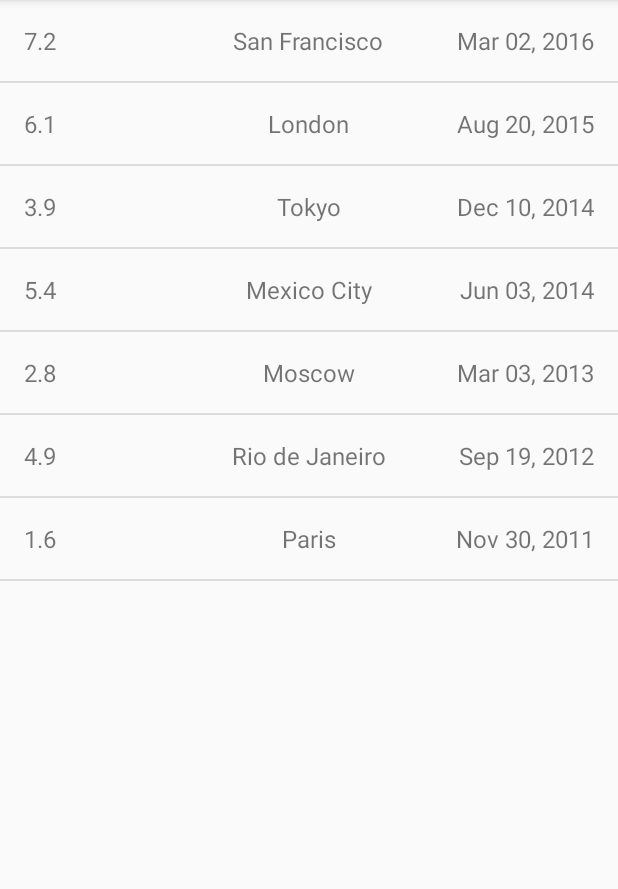
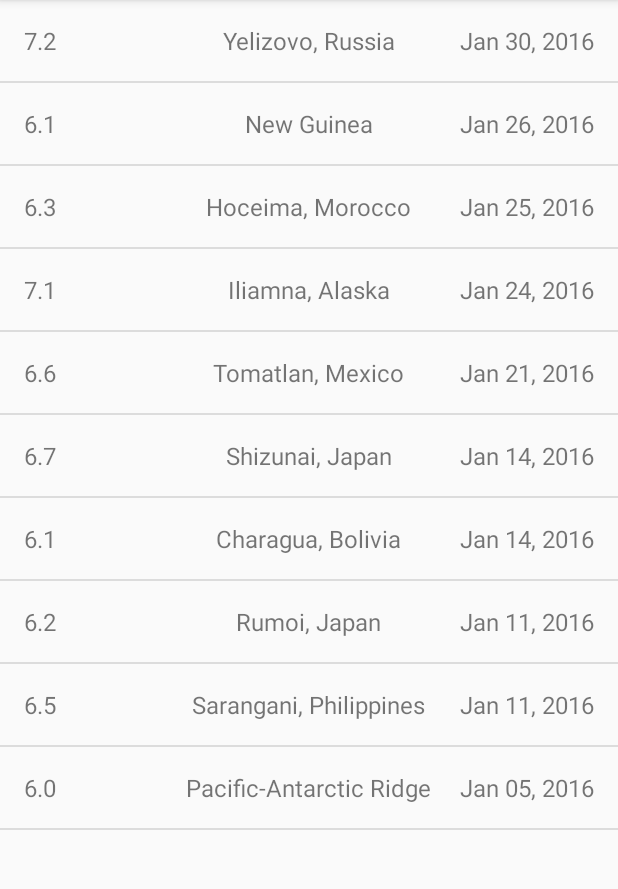
Before and after one commit to edemauro/android-earthquake-report, an Android app: the screen it shows after launch (EarthquakeActivity), on a phone screen of 412 x 824 dp, the part 84-973 px from its top. Run offline under Robolectric (Android 15) with nearby library versions, the phone set to English and light mode, and no system bars.

Commit message:
added json parsing of earthquake data.

```diff
--- a/app/src/main/java/com/example/android/quakereport/EarthquakeActivity.java
+++ b/app/src/main/java/com/example/android/quakereport/EarthquakeActivity.java
@@ -5,7 +5,6 @@ import android.support.v7.app.AppCompatActivity;
 import android.widget.ListView;
 
 import java.util.ArrayList;
-import java.util.Date;
 
 public class EarthquakeActivity extends AppCompatActivity {
 
@@ -17,20 +16,22 @@ public class EarthquakeActivity extends AppCompatActivity {
         setContentView(R.layout.earthquake_activity);
 
         ArrayList<Earthquake> earthquakes = new ArrayList<>();
-        earthquakes.add(new Earthquake(7.2, "San Francisco",
-                new Date(2016 - 1900, 2, 2)));
-        earthquakes.add(new Earthquake(6.1, "London",
-                new Date(2015 - 1900, 7, 20)));
-        earthquakes.add(new Earthquake(3.9, "Tokyo",
-                new Date(2014 - 1900, 11, 10)));
-        earthquakes.add(new Earthquake(5.4, "Mexico City",
-                new Date(2014 - 1900, 5, 3)));
-        earthquakes.add(new Earthquake(2.8, "Moscow",
-                new Date(2013 - 1900, 1, 31)));
-        earthquakes.add(new Earthquake(4.9, "Rio de Janeiro",
-                new Date(2012 - 1900, 8, 19)));
-        earthquakes.add(new Earthquake(1.6, "Paris",
-                new Date(2011 - 1900, 10, 30)));
+
+        earthquakes = QueryUtils.extractEarthquakes();
+//        earthquakes.add(new Earthquake(7.2, "San Francisco",
+//                new Date(2016 - 1900, 2, 2)));
+//        earthquakes.add(new Earthquake(6.1, "London",
+//                new Date(2015 - 1900, 7, 20)));
+//        earthquakes.add(new Earthquake(3.9, "Tokyo",
+//                new Date(2014 - 1900, 11, 10)));
+//        earthquakes.add(new Earthquake(5.4, "Mexico City",
+//                new Date(2014 - 1900, 5, 3)));
+//        earthquakes.add(new Earthquake(2.8, "Moscow",
+//                new Date(2013 - 1900, 1, 31)));
+//        earthquakes.add(new Earthquake(4.9, "Rio de Janeiro",
+//                new Date(2012 - 1900, 8, 19)));
+//        earthquakes.add(new Earthquake(1.6, "Paris",
+//                new Date(2011 - 1900, 10, 30)));
 
         ListView earthquakeListView = (ListView) findViewById(R.id.list);
 
--- /dev/null
+++ b/app/src/main/java/com/example/android/quakereport/QueryUtils.java
@@ -0,0 +1,62 @@
+package com.example.android.quakereport;
+
+import android.util.Log;
+
+import org.json.JSONArray;
+import org.json.JSONException;
+import org.json.JSONObject;
+
+import java.util.ArrayList;
+import java.util.Date;
+
+/**
+ * Helper methods related to requesting and receiving earthquake data from USGS.
+ */
+public final class QueryUtils {
+
+    /** Sample JSON response for a USGS query */
+    private static final String SAMPLE_JSON_RESPONSE = "{\"type\":\"FeatureCollection\",\"metadata\":{\"generated\":1462295443000,\"url\":\"http://earthquake.usgs.gov/fdsnws/event/1/query?format=geojson&starttime=2016-01-01&endtime=2016-01-31&minmag=6&limit=10\",\"title\":\"USGS Earthquakes\",\"status\":200,\"api\":\"1.5.2\",\"limit\":10,\"offset\":1,\"count\":10},\"features\":[{\"type\":\"Feature\",\"properties\":{\"mag\":7.2,\"place\":\"88km N of Yelizovo, Russia\",\"time\":1454124312220,\"updated\":1460674294040,\"tz\":720,\"url\":\"http://earthquake.usgs.gov/earthquakes/eventpage/us20004vvx\",\"detail\":\"http://earthquake.usgs.gov/fdsnws/event/1/query?eventid=us20004vvx&format=geojson\",\"felt\":2,\"cdi\":3.4,\"mmi\":5.82,\"alert\":\"green\",\"status\":\"reviewed\",\"tsunami\":1,\"sig\":798,\"net\":\"us\",\"code\":\"20004vvx\",\"ids\":\",at00o1qxho,pt16030050,us20004vvx,gcmt20160130032510,\",\"sources\":\",at,pt,us,gcmt,\",\"types\":\",cap,dyfi,finite-fault,general-link,general-text,geoserve,impact-link,impact-text,losspager,moment-tensor,nearby-cities,origin,phase-data,shakemap,tectonic-summary,\",\"nst\":null,\"dmin\":0.958,\"rms\":1.19,\"gap\":17,\"magType\":\"mww\",\"type\":\"earthquake\",\"title\":\"M 7.2 - 88km N of Yelizovo, Russia\"},\"geometry\":{\"type\":\"Point\",\"coordinates\":[158.5463,53.9776,177]},\"id\":\"us20004vvx\"},\n" +
+            "{\"type\":\"Feature\",\"properties\":{\"mag\":6.1,\"place\":\"94km SSE of Taron, Papua New Guinea\",\"time\":1453777820750,\"updated\":1460156775040,\"tz\":600,\"url\":\"http://earthquake.usgs.gov/earthquakes/eventpage/us20004uks\",\"detail\":\"http://earthquake.usgs.gov/fdsnws/event/1/query?eventid=us20004uks&format=geojson\",\"felt\":null,\"cdi\":null,\"mmi\":4.1,\"alert\":\"green\",\"status\":\"reviewed\",\"tsunami\":1,\"sig\":572,\"net\":\"us\",\"code\":\"20004uks\",\"ids\":\",us20004uks,gcmt20160126031023,\",\"sources\":\",us,gcmt,\",\"types\":\",cap,geoserve,losspager,moment-tensor,nearby-cities,origin,phase-data,shakemap,tectonic-summary,\",\"nst\":null,\"dmin\":1.537,\"rms\":0.74,\"gap\":25,\"magType\":\"mww\",\"type\":\"earthquake\",\"title\":\"M 6.1 - 94km SSE of Taron, Papua New Guinea\"},\"geometry\":{\"type\":\"Point\",\"coordinates\":[153.2454,-5.2952,26]},\"id\":\"us20004uks\"},\n" +
+            "{\"type\":\"Feature\",\"properties\":{\"mag\":6.3,\"place\":\"50km NNE of Al Hoceima, Morocco\",\"time\":1453695722730,\"updated\":1460156773040,\"tz\":0,\"url\":\"http://earthquake.usgs.gov/earthquakes/eventpage/us10004gy9\",\"detail\":\"http://earthquake.usgs.gov/fdsnws/event/1/query?eventid=us10004gy9&format=geojson\",\"felt\":117,\"cdi\":7.2,\"mmi\":5.28,\"alert\":\"green\",\"status\":\"reviewed\",\"tsunami\":0,\"sig\":695,\"net\":\"us\",\"code\":\"10004gy9\",\"ids\":\",us10004gy9,gcmt20160125042203,\",\"sources\":\",us,gcmt,\",\"types\":\",cap,dyfi,geoserve,impact-text,losspager,moment-tensor,nearby-cities,origin,phase-data,shakemap,tectonic-summary,\",\"nst\":null,\"dmin\":2.201,\"rms\":0.92,\"gap\":20,\"magType\":\"mww\",\"type\":\"earthquake\",\"title\":\"M 6.3 - 50km NNE of Al Hoceima, Morocco\"},\"geometry\":{\"type\":\"Point\",\"coordinates\":[-3.6818,35.6493,12]},\"id\":\"us10004gy9\"},\n" +
+            "{\"type\":\"Feature\",\"properties\":{\"mag\":7.1,\"place\":\"86km E of Old Iliamna, Alaska\",\"time\":1453631430230,\"updated\":1460156770040,\"tz\":-540,\"url\":\"http://earthquake.usgs.gov/earthquakes/eventpage/us10004gqp\",\"detail\":\"http://earthquake.usgs.gov/fdsnws/event/1/query?eventid=us10004gqp&format=geojson\",\"felt\":1816,\"cdi\":7.2,\"mmi\":6.6,\"alert\":\"green\",\"status\":\"reviewed\",\"tsunami\":1,\"sig\":1496,\"net\":\"us\",\"code\":\"10004gqp\",\"ids\":\",at00o1gd6r,us10004gqp,ak12496371,gcmt20160124103030,\",\"sources\":\",at,us,ak,gcmt,\",\"types\":\",cap,dyfi,finite-fault,general-link,general-text,geoserve,impact-link,impact-text,losspager,moment-tensor,nearby-cities,origin,phase-data,shakemap,tectonic-summary,trump-origin,\",\"nst\":null,\"dmin\":0.72,\"rms\":2.11,\"gap\":19,\"magType\":\"mww\",\"type\":\"earthquake\",\"title\":\"M 7.1 - 86km E of Old Iliamna, Alaska\"},\"geometry\":{\"type\":\"Point\",\"coordinates\":[-153.4051,59.6363,129]},\"id\":\"us10004gqp\"},\n" +
+            "{\"type\":\"Feature\",\"properties\":{\"mag\":6.6,\"place\":\"215km SW of Tomatlan, Mexico\",\"time\":1453399617650,\"updated\":1459963829040,\"tz\":-420,\"url\":\"http://earthquake.usgs.gov/earthquakes/eventpage/us10004g4l\",\"detail\":\"http://earthquake.usgs.gov/fdsnws/event/1/query?eventid=us10004g4l&format=geojson\",\"felt\":11,\"cdi\":2.7,\"mmi\":3.92,\"alert\":\"green\",\"status\":\"reviewed\",\"tsunami\":1,\"sig\":673,\"net\":\"us\",\"code\":\"10004g4l\",\"ids\":\",at00o1bebo,pt16021050,us10004g4l,gcmt20160121180659,\",\"sources\":\",at,pt,us,gcmt,\",\"types\":\",cap,dyfi,geoserve,impact-link,impact-text,losspager,moment-tensor,nearby-cities,origin,phase-data,shakemap,tectonic-summary,\",\"nst\":null,\"dmin\":2.413,\"rms\":0.98,\"gap\":74,\"magType\":\"mww\",\"type\":\"earthquake\",\"title\":\"M 6.6 - 215km SW of Tomatlan, Mexico\"},\"geometry\":{\"type\":\"Point\",\"coordinates\":[-106.9337,18.8239,10]},\"id\":\"us10004g4l\"},\n" +
+            "{\"type\":\"Feature\",\"properties\":{\"mag\":6.7,\"place\":\"52km SE of Shizunai, Japan\",\"time\":1452741933640,\"updated\":1459304879040,\"tz\":540,\"url\":\"http://earthquake.usgs.gov/earthquakes/eventpage/us10004ebx\",\"detail\":\"http://earthquake.usgs.gov/fdsnws/event/1/query?eventid=us10004ebx&format=geojson\",\"felt\":51,\"cdi\":5.8,\"mmi\":6.45,\"alert\":\"green\",\"status\":\"reviewed\",\"tsunami\":1,\"sig\":720,\"net\":\"us\",\"code\":\"10004ebx\",\"ids\":\",us10004ebx,pt16014050,at00o0xauk,gcmt20160114032534,\",\"sources\":\",us,pt,at,gcmt,\",\"types\":\",associate,cap,dyfi,geoserve,impact-link,impact-text,losspager,moment-tensor,nearby-cities,origin,phase-data,shakemap,\",\"nst\":null,\"dmin\":0.281,\"rms\":0.98,\"gap\":22,\"magType\":\"mww\",\"type\":\"earthquake\",\"title\":\"M 6.7 - 52km SE of Shizunai, Japan\"},\"geometry\":{\"type\":\"Point\",\"coordinates\":[142.781,41.9723,46]},\"id\":\"us10004ebx\"},\n" +
+            "{\"type\":\"Feature\",\"properties\":{\"mag\":6.1,\"place\":\"12km WNW of Charagua, Bolivia\",\"time\":1452741928270,\"updated\":1459304879040,\"tz\":-240,\"url\":\"http://earthquake.usgs.gov/earthquakes/eventpage/us10004ebw\",\"detail\":\"http://earthquake.usgs.gov/fdsnws/event/1/query?eventid=us10004ebw&format=geojson\",\"felt\":3,\"cdi\":2.2,\"mmi\":2.21,\"alert\":\"green\",\"status\":\"reviewed\",\"tsunami\":0,\"sig\":573,\"net\":\"us\",\"code\":\"10004ebw\",\"ids\":\",us10004ebw,gcmt20160114032528,\",\"sources\":\",us,gcmt,\",\"types\":\",cap,dyfi,geoserve,impact-text,losspager,moment-tensor,nearby-cities,origin,phase-data,shakemap,tectonic-summary,\",\"nst\":null,\"dmin\":5.492,\"rms\":1.04,\"gap\":16,\"magType\":\"mww\",\"type\":\"earthquake\",\"title\":\"M 6.1 - 12km WNW of Charagua, Bolivia\"},\"geometry\":{\"type\":\"Point\",\"coordinates\":[-63.3288,-19.7597,582.56]},\"id\":\"us10004ebw\"},\n" +
+            "{\"type\":\"Feature\",\"properties\":{\"mag\":6.2,\"place\":\"74km NW of Rumoi, Japan\",\"time\":1452532083920,\"updated\":1459304875040,\"tz\":540,\"url\":\"http://earthquake.usgs.gov/earthquakes/eventpage/us10004djn\",\"detail\":\"http://earthquake.usgs.gov/fdsnws/event/1/query?eventid=us10004djn&format=geojson\",\"felt\":8,\"cdi\":3.4,\"mmi\":3.74,\"alert\":\"green\",\"status\":\"reviewed\",\"tsunami\":0,\"sig\":594,\"net\":\"us\",\"code\":\"10004djn\",\"ids\":\",us10004djn,gcmt20160111170803,\",\"sources\":\",us,gcmt,\",\"types\":\",cap,dyfi,geoserve,impact-text,losspager,moment-tensor,nearby-cities,origin,phase-data,shakemap,tectonic-summary,\",\"nst\":null,\"dmin\":1.139,\"rms\":0.96,\"gap\":33,\"magType\":\"mww\",\"type\":\"earthquake\",\"title\":\"M 6.2 - 74km NW of Rumoi, Japan\"},\"geometry\":{\"type\":\"Point\",\"coordinates\":[141.0867,44.4761,238.81]},\"id\":\"us10004djn\"},\n" +
+            "{\"type\":\"Feature\",\"properties\":{\"mag\":6.5,\"place\":\"227km SE of Sarangani, Philippines\",\"time\":1452530285900,\"updated\":1459304874040,\"tz\":480,\"url\":\"http://earthquake.usgs.gov/earthquakes/eventpage/us10004dj5\",\"detail\":\"http://earthquake.usgs.gov/fdsnws/event/1/query?eventid=us10004dj5&format=geojson\",\"felt\":1,\"cdi\":2.7,\"mmi\":7.5,\"alert\":\"green\",\"status\":\"reviewed\",\"tsunami\":1,\"sig\":650,\"net\":\"us\",\"code\":\"10004dj5\",\"ids\":\",at00o0srjp,pt16011050,us10004dj5,gcmt20160111163807,\",\"sources\":\",at,pt,us,gcmt,\",\"types\":\",cap,dyfi,geoserve,impact-link,impact-text,losspager,moment-tensor,nearby-cities,origin,phase-data,shakemap,tectonic-summary,\",\"nst\":null,\"dmin\":3.144,\"rms\":0.72,\"gap\":22,\"magType\":\"mww\",\"type\":\"earthquake\",\"title\":\"M 6.5 - 227km SE of Sarangani, Philippines\"},\"geometry\":{\"type\":\"Point\",\"coordinates\":[126.8621,3.8965,13]},\"id\":\"us10004dj5\"},\n" +
+            "{\"type\":\"Feature\",\"properties\":{\"mag\":6,\"place\":\"Pacific-Antarctic Ridge\",\"time\":1451986454620,\"updated\":1459202978040,\"tz\":-540,\"url\":\"http://earthquake.usgs.gov/earthquakes/eventpage/us10004bgk\",\"detail\":\"http://earthquake.usgs.gov/fdsnws/event/1/query?eventid=us10004bgk&format=geojson\",\"felt\":0,\"cdi\":1,\"mmi\":0,\"alert\":\"green\",\"status\":\"reviewed\",\"tsunami\":0,\"sig\":554,\"net\":\"us\",\"code\":\"10004bgk\",\"ids\":\",us10004bgk,gcmt20160105093415,\",\"sources\":\",us,gcmt,\",\"types\":\",cap,dyfi,geoserve,losspager,moment-tensor,nearby-cities,origin,phase-data,shakemap,\",\"nst\":null,\"dmin\":30.75,\"rms\":0.67,\"gap\":71,\"magType\":\"mww\",\"type\":\"earthquake\",\"title\":\"M 6.0 - Pacific-Antarctic Ridge\"},\"geometry\":{\"type\":\"Point\",\"coordinates\":[-136.2603,-54.2906,10]},\"id\":\"us10004bgk\"}],\"bbox\":[-153.4051,-54.2906,10,158.5463,59.6363,582.56]}";
+
+    private QueryUtils() {}
+
+    /**
+     * Return a list of {@link Earthquake} objects that has been built up from
+     * parsing a JSON response.
+     */
+    public static ArrayList<Earthquake> extractEarthquakes() {
+
+        ArrayList<Earthquake> earthquakes = new ArrayList<>();
+
+        try {
+            JSONObject root = new JSONObject(SAMPLE_JSON_RESPONSE);
+            JSONArray features = root.getJSONArray("features");
+            for(int i = 0; i < features.length(); i++) {
+                JSONObject eqData = features
+                        .getJSONObject(i)
+                        .getJSONObject("properties");
+
+                String[] parts = eqData.getString("place").split(" ");
+
+                Earthquake tmp = new Earthquake(eqData.getDouble("mag"),
+                        parts[parts.length - 2] + " " + parts[parts.length - 1],
+                        new Date(eqData.getLong("time")));
+
+                earthquakes.add(tmp);
+            }
+        } catch (JSONException e) {
+            Log.e("QueryUtils", "Problem parsing the earthquake JSON results", e);
+        }
+
+        return earthquakes;
+    }
+
+}
```
